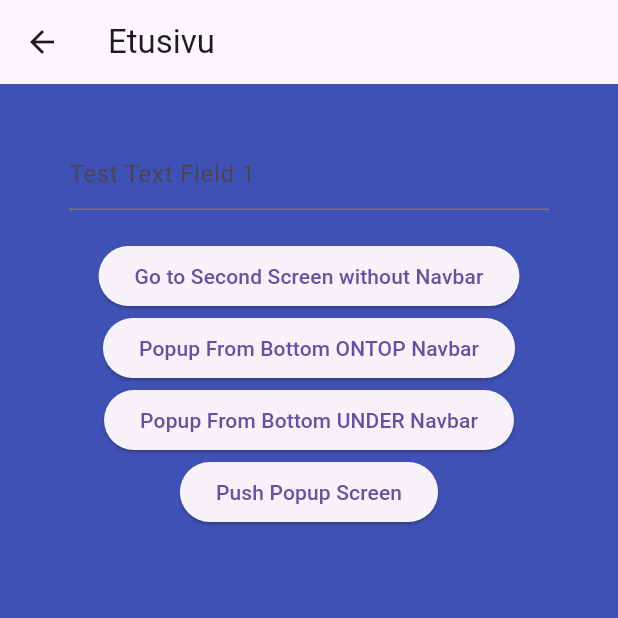
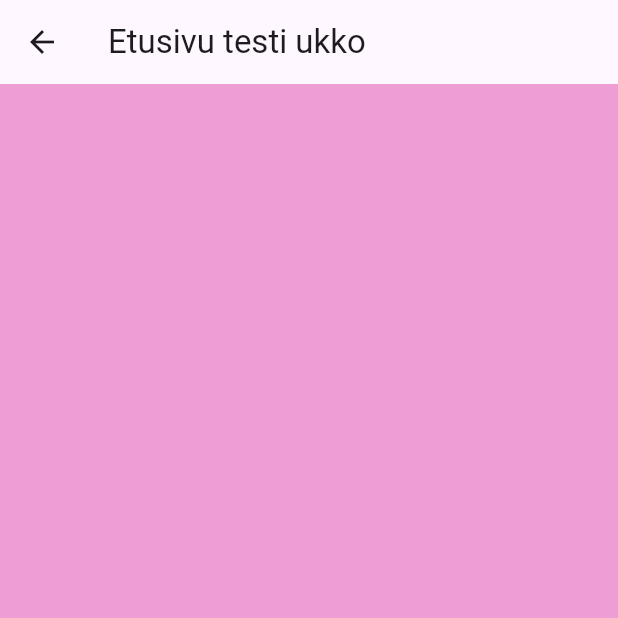
Before and after one commit to SamuelKoistinen/LuminaryEventsMobile, a Flutter app: the MainScreen screen opened directly, on a phone screen of 412 x 824 dp, the top half of it. Run offline on Flutter 3.47's test engine with Material 3 defaults, Android fonts, the phone set to English and light mode, and no system bars; our stand-ins replace envied, go_router, persistent_bottom_nav_bar_v2, table_calendar.

Commit message:
Adjusted home page to be edited from seperate file

```diff
--- a/luminary_events/lib/HomeSivu.dart
+++ b/luminary_events/lib/HomeSivu.dart
@@ -0,0 +1,18 @@
+import 'package:flutter/material.dart';
+
+class MainScreen extends StatelessWidget {
+  const MainScreen({super.key, this.useRouter = false});
+
+  final bool useRouter;
+
+  @override
+  Widget build(BuildContext context) => Scaffold(
+        appBar: AppBar(title: const Text("Etusivu testi ukko")),
+        backgroundColor: Color.fromARGB(255, 238, 158, 211),
+        body: ListView(
+          padding: const EdgeInsets.all(16)
+              .copyWith(bottom: MediaQuery.of(context).padding.bottom),
+          children: <Widget>[],
+        ),
+      );
+}
--- a/luminary_events/lib/interactive_example.dart
+++ b/luminary_events/lib/interactive_example.dart
@@ -1,9 +1,9 @@
-import "package:luminary_events/screens.dart";
 import "package:luminary_events/settings.dart";
 import "package:flutter/material.dart";
 import "package:persistent_bottom_nav_bar_v2/persistent_bottom_nav_bar_v2.dart";
 import 'CalendarSivu.dart';
 import 'VarastoSivu.dart';
+import "HomeSivu.dart";
 
 class InteractiveExample extends StatefulWidget {
   const InteractiveExample({super.key});
--- a/luminary_events/lib/screens.dart
+++ b/luminary_events/lib/screens.dart
@@ -2,102 +2,6 @@ import "package:flutter/material.dart";
 import "package:go_router/go_router.dart";
 import "package:persistent_bottom_nav_bar_v2/persistent_bottom_nav_bar_v2.dart";
 import 'CalendarSivu.dart';
-
-class MainScreen extends StatelessWidget {
-  const MainScreen({super.key, this.useRouter = false});
-
-  final bool useRouter;
-
-  @override
-  Widget build(BuildContext context) => Scaffold(
-        appBar: AppBar(title: const Text("Etusivu")),
-        backgroundColor: Colors.indigo,
-        body: ListView(
-          padding: const EdgeInsets.all(16)
-              .copyWith(bottom: MediaQuery.of(context).padding.bottom),
-          children: <Widget>[
-            const Padding(
-              padding: EdgeInsets.symmetric(horizontal: 30, vertical: 20),
-              child: TextField(
-                decoration: InputDecoration(hintText: "Test Text Field 1"),
-              ),
-            ),
-            Center(
-              child: ElevatedButton(
-                onPressed: () {
-                  if (useRouter) {
-                    context.go("/home/detail");
-                  } else {
-                    pushScreen(
-                      context,
-                      settings: const RouteSettings(name: "/home"),
-                      screen: const CalendarSivu(),
-                      pageTransitionAnimation:
-                          PageTransitionAnimation.scaleRotate,
-                    );
-                  }
-                },
-                child: const Text("Go to Second Screen without Navbar"),
-              ),
-            ),
-            Center(
-              child: ElevatedButton(
-                onPressed: () {
-                  showModalBottomSheet(
-                    context: context,
-                    backgroundColor: Colors.white,
-                    useRootNavigator: true,
-                    builder: (context) => Center(
-                      child: ElevatedButton(
-                        onPressed: () {
-                          Navigator.pop(context);
-                        },
-                        child: const Text("Exit"),
-                      ),
-                    ),
-                  );
-                },
-                child: const Text("Popup From Bottom ONTOP Navbar"),
-              ),
-            ),
-            Center(
-              child: ElevatedButton(
-                onPressed: () {
-                  showModalBottomSheet(
-                    context: context,
-                    backgroundColor: Colors.white,
-                    useRootNavigator: false,
-                    builder: (context) => Center(
-                      child: ElevatedButton(
-                        onPressed: () {
-                          Navigator.pop(context);
-                        },
-                        child: const Text("Exit"),
-                      ),
-                    ),
-                  );
-                },
-                child: const Text("Popup From Bottom UNDER Navbar"),
-              ),
-            ),
-            Center(
-              child: ElevatedButton(
-                onPressed: () {
-                  pushWithNavBar(
-                    context,
-                    DialogRoute(
-                      context: context,
-                      builder: (context) => const ExampleDialog(),
-                    ),
-                  );
-                },
-                child: const Text("Push Popup Screen"),
-              ),
-            ),
-          ],
-        ),
-      );
-}
 
 class ExampleDialog extends StatelessWidget {
   const ExampleDialog({super.key});
```
